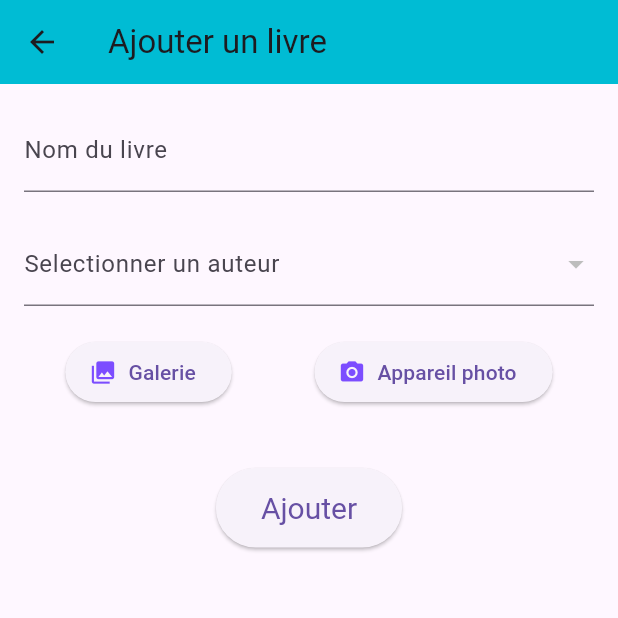
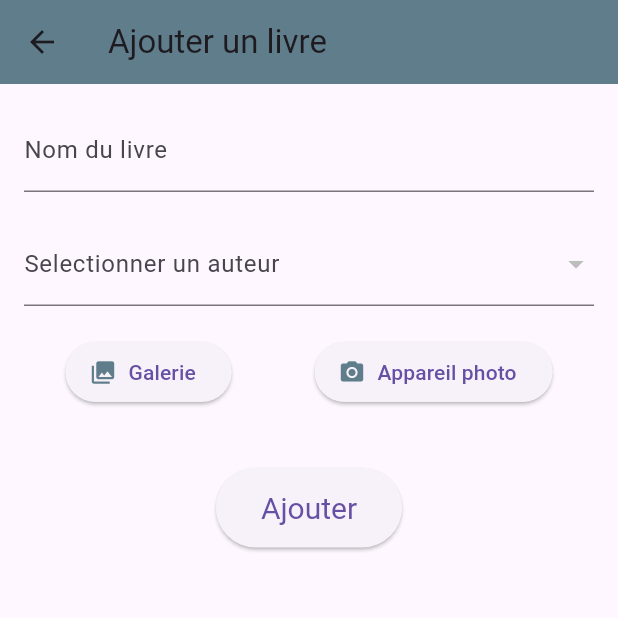
Before and after one commit to ADsglt77/bibliotheque, a Flutter app: the AjouterLivreView screen opened directly with empty values, on a phone screen of 412 x 824 dp, the top half of it. Run offline on Flutter 3.47's test engine with Material 3 defaults, Android fonts, the phone set to English and light mode, and no system bars; our stand-ins replace image_picker, shared_preferences, sqflite; missing offline and left inert: bcrypt; accounts and stored records are empty.

Commit message:
change color

```diff
--- a/lib/main.dart
+++ b/lib/main.dart
@@ -25,7 +25,7 @@ class MyApp extends StatelessWidget {
       debugShowCheckedModeBanner: false,
       title: 'Bibliothèque Numérique',
       theme: ThemeData(
-        primarySwatch: Colors.cyan,
+        primarySwatch: Colors.blueGrey,
       ),
       home: LoginView(),
     );
--- a/lib/view/HomeScreen.dart
+++ b/lib/view/HomeScreen.dart
@@ -40,7 +40,7 @@ class _HomeScreenState extends State<HomeScreen> {
     return Scaffold(
       appBar: AppBar(
         title: const Text('Bibliothèque Numérique'),
-        backgroundColor: Colors.cyan,
+        backgroundColor: Colors.blueGrey,
       ),
       drawer: Drawer(
         child: ListView(
@@ -48,7 +48,7 @@ class _HomeScreenState extends State<HomeScreen> {
           children: <Widget>[
             const DrawerHeader(
               decoration: BoxDecoration(
-                color: Colors.cyan,
+                color: Colors.blueGrey,
               ),
               child: Column(
                 crossAxisAlignment: CrossAxisAlignment.start,
--- a/lib/view/viewAuteur/AjouterAuteurView.dart
+++ b/lib/view/viewAuteur/AjouterAuteurView.dart
@@ -10,7 +10,7 @@ class AjouterAuteurView extends StatelessWidget {
   Widget build(BuildContext context) {
     return Scaffold(
       appBar: AppBar(
-          backgroundColor: Colors.cyan,
+          backgroundColor: Colors.blueGrey,
           title: Text('Ajouter un Auteur', style: TextStyle(color: Colors.white60))),
       body: Padding(
         padding: EdgeInsets.all(16.0),
--- a/lib/view/viewAuteur/AuteurListView.dart
+++ b/lib/view/viewAuteur/AuteurListView.dart
@@ -26,7 +26,7 @@ class AuteurListView extends StatelessWidget {
 
     return Scaffold(
       appBar: AppBar(
-        backgroundColor: Colors.cyan,
+        backgroundColor: Colors.blueGrey,
         title: const Text(
           'Liste des Auteurs',
           style: TextStyle(color: Colors.white60),
--- a/lib/view/viewAuteur/ModifierAuteurView.dart
+++ b/lib/view/viewAuteur/ModifierAuteurView.dart
@@ -16,7 +16,7 @@ class ModifierAuteurView extends StatelessWidget {
 
       return Scaffold(
         appBar: AppBar(title: Text('Modifier l\'Auteur' , style: TextStyle(color: Colors.white60)) ,
-            backgroundColor: Colors.cyan,
+            backgroundColor: Colors.blueGrey,
             leading: IconButton(
               icon: Icon(Icons.arrow_back , color: Colors.white),
               onPressed: () {
--- a/lib/view/viewLivre/AjouterLivreView.dart
+++ b/lib/view/viewLivre/AjouterLivreView.dart
@@ -66,7 +66,7 @@ class _AjouterLivreViewState extends State<AjouterLivreView> {
     return Scaffold(
       appBar: AppBar(
         title: const Text('Ajouter un livre'),
-        backgroundColor: Colors.cyan,
+        backgroundColor: Colors.blueGrey,
       ),
       body: _isLoading
         ? const Center(child: CircularProgressIndicator())
@@ -115,12 +115,12 @@ class _AjouterLivreViewState extends State<AjouterLivreView> {
                   children: [
                     ElevatedButton.icon(
                       onPressed: () => _pickImage(ImageSource.gallery),
-                      icon: const Icon(Icons.photo_library, color: Colors.deepPurpleAccent),
+                      icon: const Icon(Icons.photo_library, color: Colors.blueGrey),
                       label: const Text('Galerie'),
                     ),
                     ElevatedButton.icon(
                       onPressed: () => _pickImage(ImageSource.camera),
-                      icon: const Icon(Icons.camera_alt, color: Colors.deepPurpleAccent),
+                      icon: const Icon(Icons.camera_alt, color: Colors.blueGrey),
                       label: const Text('Appareil photo'),
                     ),
                   ],
--- a/lib/view/viewLivre/ModifierLivreView.dart
+++ b/lib/view/viewLivre/ModifierLivreView.dart
@@ -73,7 +73,7 @@ class _ModifierLivreViewState extends State<ModifierLivreView> {
     return Scaffold(
       appBar: AppBar(
         title: const Text('Modifier le livre'),
-        backgroundColor: Colors.cyan,
+        backgroundColor: Colors.blueGrey,
       ),
       body: Padding(
         padding: const EdgeInsets.all(16),
@@ -124,12 +124,12 @@ class _ModifierLivreViewState extends State<ModifierLivreView> {
                 children: [
                   ElevatedButton.icon(
                     onPressed: () => _pickImage(ImageSource.gallery),
-                    icon: const Icon(Icons.photo_library, color: Colors.deepPurpleAccent),
+                    icon: const Icon(Icons.photo_library, color: Colors.blueGrey),
                     label: const Text('Galerie'),
                   ),
                   ElevatedButton.icon(
                     onPressed: () => _pickImage(ImageSource.camera),
-                    icon: const Icon(Icons.camera_alt, color: Colors.deepPurpleAccent),
+                    icon: const Icon(Icons.camera_alt, color: Colors.blueGrey),
                     label: const Text('Appareil photo'),
                   ),
                 ],
--- a/lib/view/viewUser/AjouterUserView.dart
+++ b/lib/view/viewUser/AjouterUserView.dart
@@ -21,7 +21,7 @@ class AjouterUserView extends StatelessWidget {
     return Scaffold(
       appBar: AppBar(
         title : Text('Ajouter un Utilisateur', style: TextStyle(color: Colors.white60)),
-        backgroundColor: Colors.cyan,
+        backgroundColor: Colors.blueGrey,
       ),
       body: SingleChildScrollView(
         child: Padding(
--- a/lib/view/viewUser/LoginView.dart
+++ b/lib/view/viewUser/LoginView.dart
@@ -16,7 +16,7 @@ class LoginView extends StatelessWidget {
     return Scaffold(
       appBar: AppBar(
         title: Text('Connexion'),
-        backgroundColor: Colors.cyan,
+        backgroundColor: Colors.blueGrey,
         iconTheme: const IconThemeData(color: Colors.black),
       ),
       body: Padding(
--- a/lib/view/viewUser/ModifierUserView.dart
+++ b/lib/view/viewUser/ModifierUserView.dart
@@ -24,7 +24,7 @@ class ModifierUserView extends StatelessWidget {
     return Scaffold(
       appBar: AppBar(
         title: Text('Modifier l\'Utilisateur', style: TextStyle(color: Colors.white60)),
-        backgroundColor: Colors.cyan,
+        backgroundColor: Colors.blueGrey,
       ),
       body: Padding(
         padding: const EdgeInsets.all(16.0),
--- a/lib/view/viewUser/UserListView.dart
+++ b/lib/view/viewUser/UserListView.dart
@@ -20,7 +20,7 @@ class UserListView extends StatelessWidget{
     return Scaffold(
       appBar: AppBar(
         title: const Text('Liste des Utilisateurs'),
-        backgroundColor: Colors.cyan,
+        backgroundColor: Colors.blueGrey,
         actions: userRole == 'admin'
           ? [
             IconButton(
--- a/lib/view/widget/CustomCard.dart
+++ b/lib/view/widget/CustomCard.dart
@@ -48,7 +48,7 @@ class CustomCard extends StatelessWidget {
             ? const Icon(
           Icons.book,
           size: 50,
-          color: Colors.blue,
+          color: Colors.blueGrey,
         )
             : null),
         title: Text(title),
```
